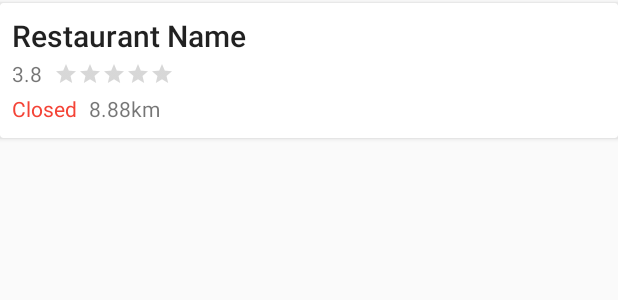
After one commit to gumil/Places, an Android app: the layout item_place.xml on its own in the app's theme, with its tools: preview values and no code run, on a phone screen of 412 x 824 dp. The commit adds this screen. Shown: the top 300 px of the screen. Run offline under Robolectric (Android 15) with nearby library versions, the phone set to English and light mode, and no system bars.

Commit message:
Add place list item

```diff
--- a/app/build.gradle
+++ b/app/build.gradle
@@ -49,6 +49,7 @@ dependencies {
     implementation 'androidx.constraintlayout:constraintlayout:1.1.3'
     implementation 'androidx.swiperefreshlayout:swiperefreshlayout:1.0.0'
     implementation 'androidx.recyclerview:recyclerview:1.0.0'
+    implementation 'androidx.cardview:cardview:1.0.0'
 
     testImplementation 'junit:junit:4.12'
     testImplementation "com.squareup.okhttp3:mockwebserver:$okHttpVersion"
--- /dev/null
+++ b/app/src/main/res/layout/item_place.xml
@@ -0,0 +1,71 @@
+<?xml version="1.0" encoding="utf-8"?>
+<androidx.cardview.widget.CardView xmlns:android="http://schemas.android.com/apk/res/android"
+    xmlns:app="http://schemas.android.com/apk/res-auto"
+    xmlns:tools="http://schemas.android.com/tools"
+    android:layout_width="match_parent"
+    android:layout_height="wrap_content"
+    android:layout_marginTop="2dp"
+    android:layout_marginBottom="2dp"
+    app:cardElevation="2dp">
+
+    <androidx.constraintlayout.widget.ConstraintLayout
+        android:layout_width="match_parent"
+        android:layout_height="wrap_content"
+        android:orientation="vertical"
+        android:padding="8dp">
+
+        <TextView
+            android:id="@+id/item_name"
+            style="@style/TextAppearance.AppCompat.Title"
+            android:layout_width="wrap_content"
+            android:layout_height="wrap_content"
+            app:layout_constraintLeft_toLeftOf="parent"
+            app:layout_constraintTop_toTopOf="parent"
+            tools:text="Restaurant Name" />
+
+        <TextView
+            android:id="@+id/item_text_rating"
+            android:layout_width="wrap_content"
+            android:layout_height="wrap_content"
+            android:paddingTop="2dp"
+            android:paddingBottom="2dp"
+            app:layout_constraintLeft_toLeftOf="parent"
+            app:layout_constraintTop_toBottomOf="@id/item_name"
+            tools:text="3.8" />
+
+        <RatingBar
+            android:id="@+id/item_ratingBar"
+            style="?android:attr/ratingBarStyleSmall"
+            android:layout_width="wrap_content"
+            android:layout_height="wrap_content"
+            android:isIndicator="true"
+            android:layout_marginLeft="8dp"
+            android:layout_marginRight="8dp"
+            app:layout_constraintBottom_toBottomOf="@id/item_text_rating"
+            app:layout_constraintLeft_toRightOf="@id/item_text_rating"
+            app:layout_constraintTop_toTopOf="@id/item_text_rating" />
+
+        <TextView
+            android:id="@+id/item_open"
+            android:layout_width="wrap_content"
+            android:layout_height="wrap_content"
+            android:paddingTop="2dp"
+            android:paddingBottom="2dp"
+            android:textColor="@color/closed"
+            app:layout_constraintLeft_toLeftOf="parent"
+            app:layout_constraintTop_toBottomOf="@id/item_text_rating"
+            tools:text="Closed" />
+
+        <TextView
+            android:id="@+id/item_distance"
+            android:layout_width="wrap_content"
+            android:layout_height="wrap_content"
+            android:layout_marginLeft="8dp"
+            android:layout_marginRight="8dp"
+            app:layout_constraintBottom_toBottomOf="@id/item_open"
+            app:layout_constraintLeft_toRightOf="@id/item_open"
+            app:layout_constraintTop_toTopOf="@id/item_open"
+            tools:text="8.88km" />
+    </androidx.constraintlayout.widget.ConstraintLayout>
+
+</androidx.cardview.widget.CardView>
--- a/app/src/main/res/values/colors.xml
+++ b/app/src/main/res/values/colors.xml
@@ -3,4 +3,7 @@
     <color name="colorPrimary">#008577</color>
     <color name="colorPrimaryDark">#00574B</color>
     <color name="colorAccent">#D81B60</color>
+
+    <color name="closed">#f44336</color>
+    <color name="open">#4CAF50</color>
 </resources>
--- a/app/src/main/res/values/strings.xml
+++ b/app/src/main/res/values/strings.xml
@@ -1,4 +1,6 @@
 <resources>
     <string name="app_name">Places</string>
+    <string name="open">Open</string>
+    <string name="closed">Closed</string>
     <string name="empty_places">No places nearby</string>
 </resources>
```
Also changed, not shown: app/src/main/java/dev/gumil/places/presentation/list/ItemAdapter.kt (added, +65 -0 lines), app/src/main/java/dev/gumil/places/presentation/list/PlacesListView.kt (+17 -1 lines), app/src/main/java/dev/gumil/places/presentation/list/ViewItem.kt (added, +50 -0 lines), app/src/main/res/layout/item_progress.xml (added, +14 -0 lines).
